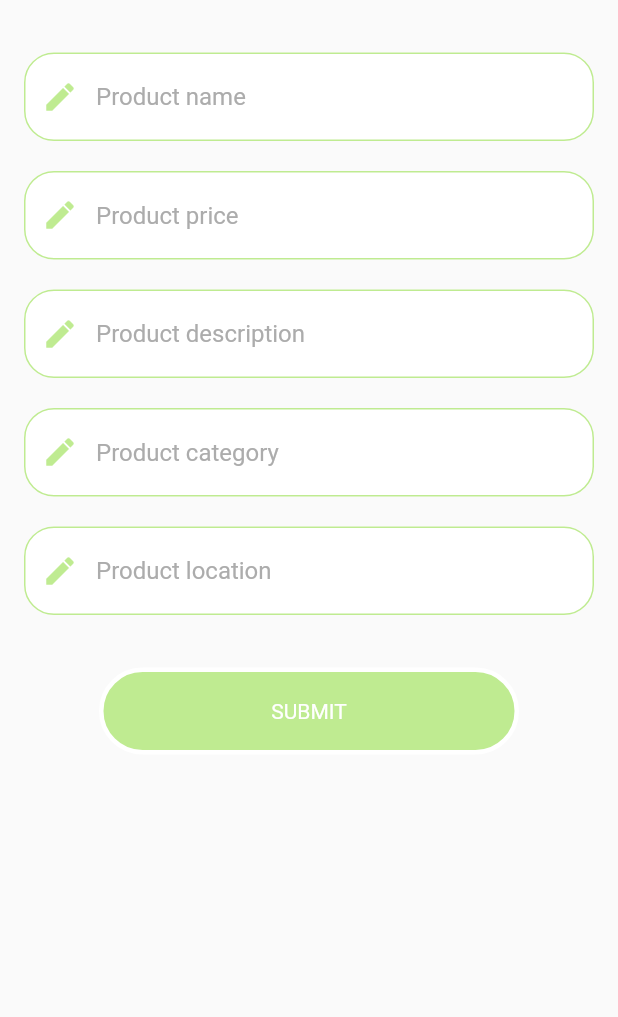
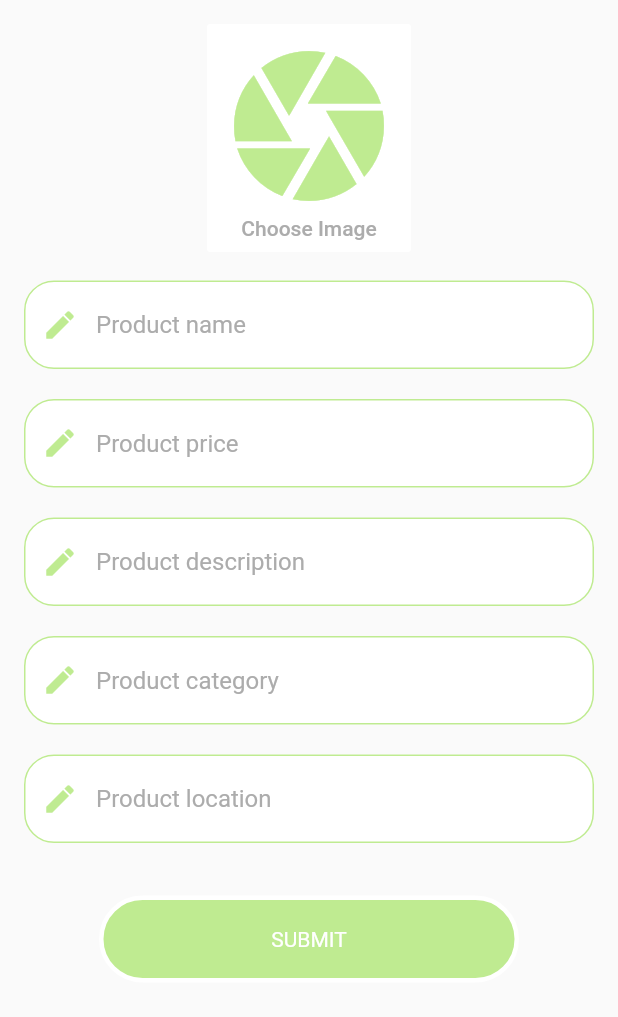
Before and after one commit to kosbaship/cloth_shop, a Flutter app: the AddProductScreen widget shown alone on an empty page, opened directly, on a phone screen of 412 x 824 dp. Shown: the top 1017 px of the screen. Run offline on Flutter 3.47's test engine with Material 2 defaults, Android fonts, the phone set to English and light mode, and no system bars; our stand-ins replace bloc, cloud_firestore, conditional_builder, firebase_auth, firebase_core, flutter_bloc and 3 more; missing offline and left inert: cloud_firestore_web, firebase_auth_web, firebase_core_web, shared_preferences_web; accounts and stored records are empty; Roboto replaces fonts that are missing (MontserratRegular); project files that could hold a hidden picture were left out.

Commit message:
Select Image with Cubit Done

```diff
--- a/lib/modules/admin/add_products/add_products_screen.dart
+++ b/lib/modules/admin/add_products/add_products_screen.dart
@@ -1,3 +1,5 @@
+import 'dart:io';
+
 import 'package:cloth_shop/models/product.dart';
 import 'package:cloth_shop/modules/admin/add_products/cubit/add_product_cubit.dart';
 import 'package:cloth_shop/modules/admin/add_products/cubit/add_product_states.dart';
@@ -19,23 +21,60 @@ class AddProductScreen extends StatelessWidget {
     return BlocProvider(
       create: (context) => AddProductCubit(),
       child: BlocConsumer<AddProductCubit, AddProductStates>(
-        listener: (context, state) {
-          // buildProgressDialog(
-          //   context: context,
-          //   text: "Bad Request",
-          //   error: true,
-          // );
-        },
+        listener: (context, state) {},
         builder: (context, state) {
+          String imageLink = AddProductCubit.get(context).imageLink;
           return ConditionalBuilder(
             condition: state is! AddProductLoadingState,
-            builder: (context) => SingleChildScrollView(
+            builder: (context) {
+              return SingleChildScrollView(
                 physics: BouncingScrollPhysics(),
                 child: Padding(
                   padding: const EdgeInsets.all(16.0),
                   child: Column(
                     mainAxisAlignment: MainAxisAlignment.center,
                     children: [
+                      imageLink != ''
+                          ? CircleAvatar(
+                              radius: 110,
+                              backgroundColor: kMainColor,
+                              child: CircleAvatar(
+                                backgroundColor: Colors.white,
+                                child: ClipOval(
+                                  child: Image.file(
+                                    File(imageLink),
+                                    fit: BoxFit.cover,
+                                  ),
+                                ),
+                                radius: 100,
+                              ),
+                            )
+                          : FlatButton(
+                              onPressed: () {
+                                AddProductCubit.get(context).selectImage();
+                              },
+                              color: kSecondaryColor,
+                              padding: EdgeInsets.all(8.0),
+                              child: Column(
+                                // Replace with a Row for horizontal icon + text
+                                children: <Widget>[
+                                  Icon(
+                                    Icons.camera,
+                                    size: 120,
+                                    color: kMainColor,
+                                  ),
+                                  Text(
+                                    "Choose Image",
+                                    style: Theme.of(context)
+                                        .textTheme
+                                        .bodyText1
+                                        .copyWith(
+                                          color: kTextLightColor,
+                                        ),
+                                  ),
+                                ],
+                              ),
+                            ),
                       SizedBox(
                         height: 19,
                       ),
@@ -133,7 +172,8 @@ class AddProductScreen extends StatelessWidget {
                     ],
                   ),
                 ),
-            ),
+              );
+            },
             fallback: (context) => Center(child: CircularProgressIndicator()),
           );
         },
--- a/lib/modules/admin/add_products/cubit/add_product_cubit.dart
+++ b/lib/modules/admin/add_products/cubit/add_product_cubit.dart
@@ -1,18 +1,34 @@
+import 'dart:io';
+
 import 'package:cloth_shop/models/product.dart';
 import 'package:cloth_shop/modules/admin/add_products/cubit/add_product_states.dart';
 import 'package:cloth_shop/network/cloud_firestore.dart';
 import 'package:flutter_bloc/flutter_bloc.dart';
+import 'package:image_picker/image_picker.dart';
 
 class AddProductCubit extends Cubit<AddProductStates> {
   AddProductCubit() : super(AddProductInitialState());
 
   static AddProductCubit get(context) => BlocProvider.of(context);
 
+  String imageLink = '';
+  File imageFileFromUser;
+
+  selectImage() {
+    imageLink = 'pick image from select image method';
+    ImagePicker().getImage(source: ImageSource.gallery).then((pickedFile) {
+      imageFileFromUser = File(pickedFile.path);
+      imageLink = pickedFile.path;
+
+      emit(AddProductImagePickedState());
+    }).catchError((e) {
+      emit(AddProductErrorState(e.toString()));
+    });
+  }
+
   saveProduct({ProductModel product}) {
-    //change the state
     emit(AddProductLoadingState());
 
-    //post the date
     FirebaseFireStoreService.createCollectionAndAddProduct(product: product)
         .then((value) {
       emit(AddProductSuccessState());
--- a/lib/modules/admin/add_products/cubit/add_product_states.dart
+++ b/lib/modules/admin/add_products/cubit/add_product_states.dart
@@ -10,3 +10,5 @@ class AddProductErrorState extends AddProductStates {
   final error;
   AddProductErrorState(this.error);
 }
+
+class AddProductImagePickedState extends AddProductStates {}
```
Lines whose indentation alone changed are shown as unchanged.
